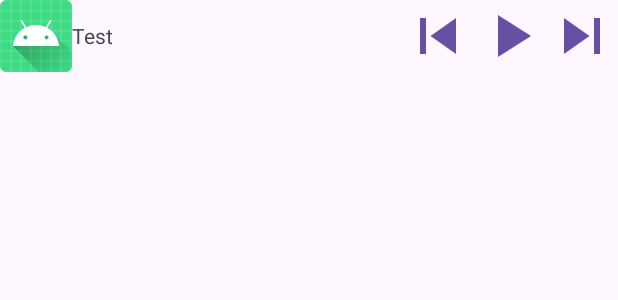
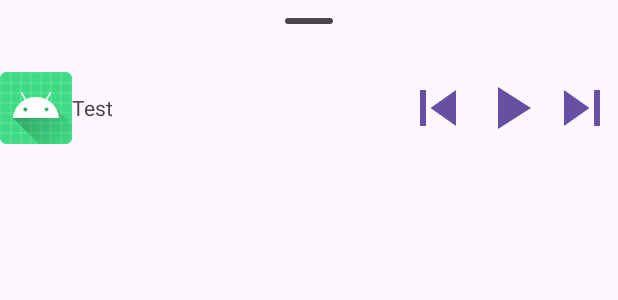
Before and after one commit to nijuyonkadesu/Harp, an Android app: the layout player_sheet.xml on its own in the app's theme, with its tools: preview values and no code run, on a phone screen of 412 x 824 dp. Shown: the top 300 px of the screen. Run offline under Robolectric (Android 15) with nearby library versions, the phone set to English and light mode, and no system bars.

Commit message:
peek height for bottom sheet and disable hiding

```diff
--- a/app/src/main/java/com/njk/harp/MainActivity.kt
+++ b/app/src/main/java/com/njk/harp/MainActivity.kt
@@ -35,7 +35,6 @@ class MainActivity : AppCompatActivity() {
         setupActionBarWithNavController(navController, appBarConfiguration)
 
         bottomSheetBehavior = BottomSheetBehavior.from(findViewById(R.id.player_bottom_sheet))
-
     }
 
     override fun onSupportNavigateUp(): Boolean {
--- a/app/src/main/res/layout/activity_main.xml
+++ b/app/src/main/res/layout/activity_main.xml
@@ -23,11 +23,6 @@
 <!--  Anything that appears in middle of the screen  -->
     <include layout="@layout/content_main" />
 
-    <!-- Drag handle for accessibility -->
-<!--    <com.google.android.material.bottomsheet.BottomSheetDragHandleView-->
-<!--        android:id="@+id/drag_handle"-->
-<!--        android:layout_width="match_parent"-->
-<!--        android:layout_height="wrap_content"/>-->
     <include layout="@layout/player_sheet" />
 
 </androidx.coordinatorlayout.widget.CoordinatorLayout>
--- a/app/src/main/res/layout/player_sheet.xml
+++ b/app/src/main/res/layout/player_sheet.xml
@@ -9,10 +9,22 @@
     style="@style/Widget.Material3.BottomSheet"
 
     android:layout_width="match_parent"
-        android:layout_height="wrap_content"
-        android:orientation="horizontal"
+    android:layout_height="500sp"
+    app:behavior_peekHeight="100dp"
+    app:behavior_hideable="false"
+    android:orientation="vertical"
     app:layout_behavior="com.google.android.material.bottomsheet.BottomSheetBehavior">
 
+    <!-- Drag handle for accessibility -->
+    <com.google.android.material.bottomsheet.BottomSheetDragHandleView
+        android:id="@+id/drag_handle"
+        android:layout_width="match_parent"
+        android:layout_height="wrap_content"/>
+
+    <LinearLayout
+        android:layout_width="match_parent"
+        android:layout_height="wrap_content"
+        android:orientation="horizontal">
         <ImageView
             android:layout_width="48dp"
             android:layout_height="48dp"
@@ -20,7 +32,7 @@
         <!--    TODO: scrolling text        -->
         <TextView
             android:layout_width="wrap_content"
-            android:layout_height="match_parent"
+            android:layout_height="48dp"
             android:gravity="center_vertical"
             android:text="@string/test_string"/>
         <!--    Player Controls       -->
@@ -45,3 +57,4 @@
                 android:src="@drawable/skip_next"/>
     </LinearLayout>
     </LinearLayout>
+</LinearLayout>
```
Lines whose indentation alone changed are shown as unchanged.
